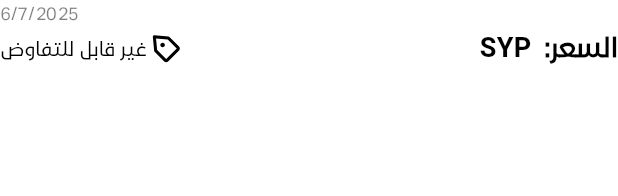
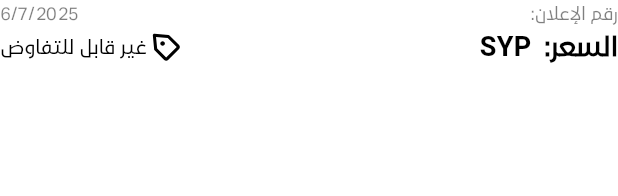
Before and after one commit to Muhamed-Hashesh/albazer-new-main, a Flutter app: the ColumnOne widget shown alone on an empty page, opened directly with empty values, on a phone screen of 412 x 824 dp. Shown: the top 196 px of the screen. Run offline on Flutter 3.47's test engine with Material 3 defaults, Android fonts, the phone set to English and light mode, and no system bars; our stand-ins replace animated_bottom_navigation_bar, bloc, cached_network_image, carousel_slider, connectivity_plus, dartz and 25 more; missing offline and left inert: day_night_themed_switch; accounts and stored records are empty; project files that could hold a hidden picture were left out.

Commit message:
Update Arabic text label in ColumnOne widget to enhance clarity by changing the ad ID display format.

```diff
--- a/lib/Features/category/presentation/view/widget/column_one.dart
+++ b/lib/Features/category/presentation/view/widget/column_one.dart
@@ -26,7 +26,7 @@ class ColumnOne extends StatelessWidget {
           mainAxisAlignment: MainAxisAlignment.spaceBetween,
           children: [
             Text(
-              ad.id!,
+              'رقم الإعلان: ${ad.id}',
               style: TextStyle(
                 color: Theme.of(context).hoverColor.withOpacity(.5),
                 fontSize: 12,
```
